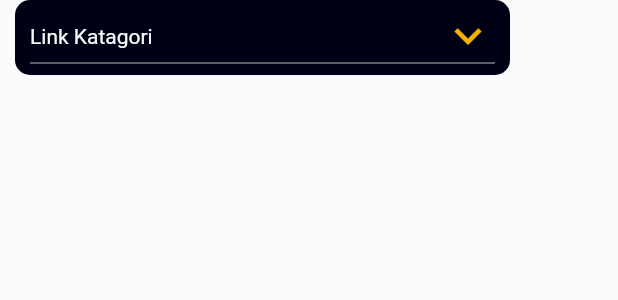
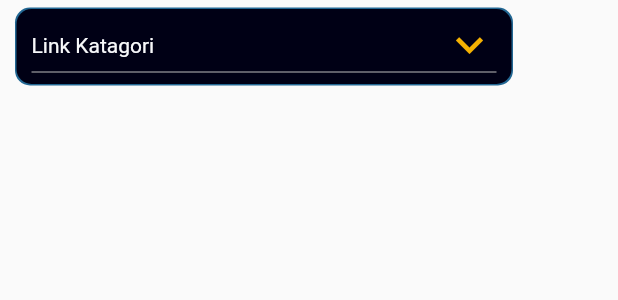
Before and after one commit to hamzaCaylan/link_app_pro, a Flutter app: the DropDownButton widget shown alone on an empty page, opened directly, on a phone screen of 412 x 824 dp. Shown: the top 300 px of the screen. Run offline on Flutter 3.47's test engine with Material 2 defaults, Android fonts, the phone set to English and light mode, and no system bars; our stand-ins replace cloud_firestore, firebase_auth, firebase_core, flutter_slidable, lottie, share_plus and 1 more; missing offline and left inert: metadata_fetch; accounts and stored records are empty.

Commit message:
29.09.22

```diff
--- a/lib/widgets/dropdown_button/drboxconstants.dart
+++ b/lib/widgets/dropdown_button/drboxconstants.dart
@@ -2,6 +2,7 @@ import 'package:flutter/material.dart';
 
 class DropDownButtonColors {
   static const Color benthicBlack = Color.fromRGBO(0, 0, 21, 1);
+  static const Color deepWater = Color.fromRGBO(34, 103, 147, 1);
   static const Color black87 = Colors.black87;
   static const Color koyu = Color(0x99154467);
   static const Color midasFingerGold = Color.fromRGBO(245, 178, 2, 1);
--- a/lib/widgets/dropdown_button/dropbutton.dart
+++ b/lib/widgets/dropdown_button/dropbutton.dart
@@ -28,16 +28,64 @@ class _DropDownButtonState extends State<DropDownButton> {
     'Proje 4',
     'Proje 5',
   ];
+  String title = 'Grup Adi';
   @override
   Widget build(BuildContext context) {
-    return Container(
-      decoration: dropbuttondecor(),
-      width: 330,
-      height: 50,
-      margin: dropbuttonpadding(),
-      child: Padding(
-        padding: dropbuttonpadding(),
-        child: DropdownButton<String>(
+    return Column(
+      children: [
+        /* dropDownStyle(
+          StreamBuilder<QuerySnapshot>(
+            stream: FirebaseFirestore.instance.collection('Link').doc(emaill).collection('Grup').snapshots(),
+            builder: (context, snapshot) {
+              if (!snapshot.hasData) {
+                return const Center(
+                  child: Text('data yok'),
+                );
+              }
+              return Row(
+                children: <Widget>[
+                  Expanded(
+                    flex: 4,
+                    child: DropdownButton(
+                      dropdownColor: DropDownButtonColors.black87,
+                      hint: Text(
+                        title,
+                        style: const TextStyle(color: DropDownButtonColors.midasFingerGold, fontSize: 14),
+                      ),
+                      iconSize: 36,
+                      icon: const DropButtonIcon(),
+                      isExpanded: true,
+                      value: _category,
+                      isDense: true,
+                      onChanged: (newValue) {
+                        setState(() {
+                          _category = newValue!;
+                          title = _category;
+                        });
+                      },
+                      items: snapshot.data!.docs.map(
+                        (DocumentSnapshot document) {
+                          return DropdownMenuItem<String>(
+                            value: document['Group title'],
+                            child: Text(
+                              document['Group title'],
+                              style: const TextStyle(color: DropDownButtonColors.midasFingerGold, fontSize: 14),
+                            ),
+                          );
+                        },
+                      ).toList(),
+                    ),
+                  ),
+                ],
+              );
+            },
+          ),
+        ),*/
+        const SizedBox(
+          height: 5,
+        ),
+        dropDownStyle(
+          DropdownButton<String>(
             value: value,
             dropdownColor: DropDownButtonColors.black87,
             hint: Text(
@@ -54,6 +102,36 @@ class _DropDownButtonState extends State<DropDownButton> {
             }),
           ),
         ),
+      ],
+    );
+  }
+
+  Padding dropDownStyle(Widget child) {
+    return Padding(
+      padding: const EdgeInsets.only(left: 10, right: 10),
+      child: Container(
+        decoration: const BoxDecoration(
+          color: DropDownButtonColors.deepWater,
+          borderRadius: BorderRadius.only(
+            topLeft: Radius.circular(10.0),
+            bottomLeft: Radius.circular(10.0),
+            bottomRight: Radius.circular(10.0),
+            topRight: Radius.circular(10.0),
+          ),
+        ),
+        child: Padding(
+          padding: const EdgeInsets.all(1.0),
+          child: Container(
+            decoration: dropbuttondecor(),
+            width: 330,
+            height: 50,
+            child: Padding(
+              padding: dropbuttonpadding(),
+              child: child,
+            ),
+          ),
+        ),
+      ),
     );
   }
 
@@ -67,7 +145,12 @@ class _DropDownButtonState extends State<DropDownButton> {
     return const BoxDecoration(
       color: DropDownButtonColors.benthicBlack,
       borderRadius: BorderRadius.only(
-            topLeft: Radius.circular(10.0), bottomLeft: Radius.circular(10.0), bottomRight: Radius.circular(10.0), topRight: Radius.circular(10.0)));
+        topLeft: Radius.circular(10.0),
+        bottomLeft: Radius.circular(10.0),
+        bottomRight: Radius.circular(10.0),
+        topRight: Radius.circular(10.0),
+      ),
+    );
   }
 
   DropdownMenuItem<String> buildMenuItem(String item) => DropdownMenuItem(
```
Also changed, not shown: lib/screen/login/sing_page.dart (+6 -6 lines), lib/screen/navigator.dart (+14 -8 lines), lib/widgets/add_group_category/group_add/group_add_page.dart (+69 -37 lines), lib/widgets/link_listview/link_listview.dart (+10 -0 lines), lib/widgets/linkcard/linkcard.dart (+9 -4 lines). Lines whose indentation alone changed are shown as unchanged.
